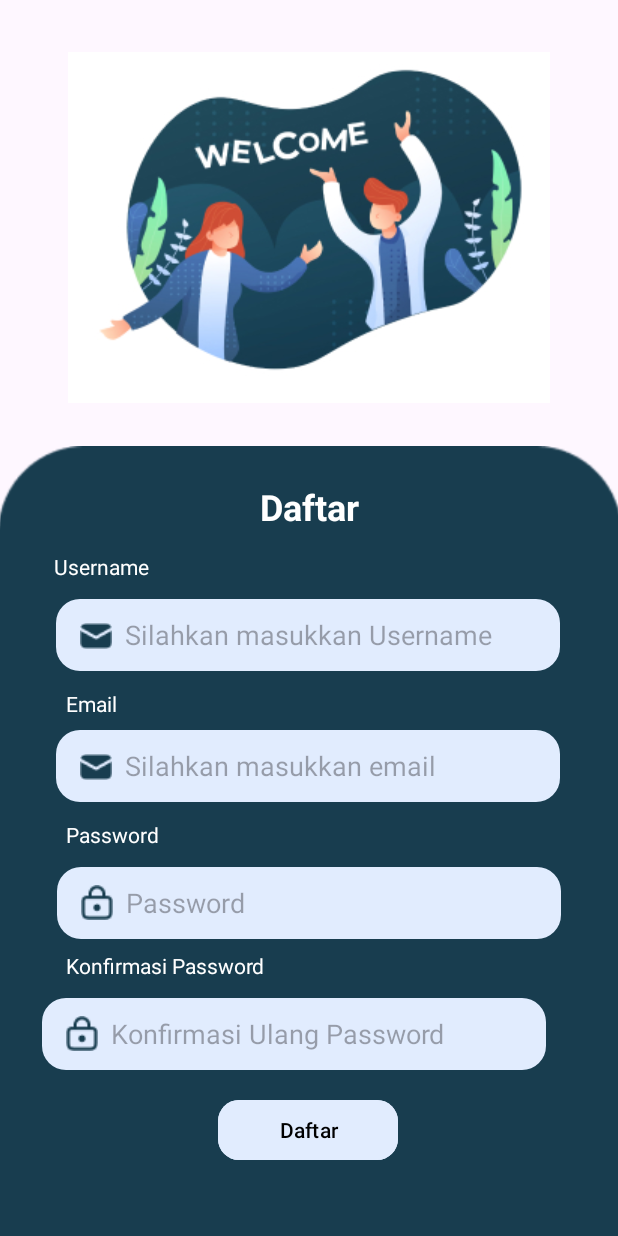
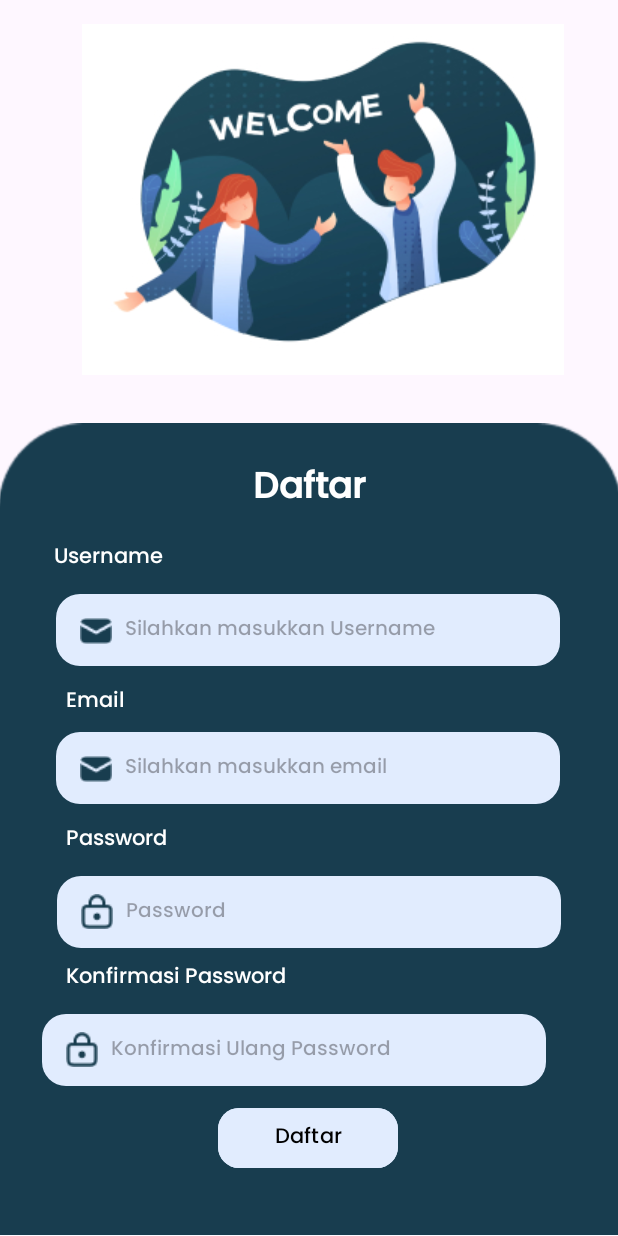
Before and after one commit to alifnay/praktik_firebase, an Android app: the screen it shows after launch (register), on a phone screen of 412 x 824 dp. Run offline under Robolectric (Android 15) with nearby library versions, the phone set to English and light mode, and no system bars.

Commit message:
add fonts, themes and font size configuration

```diff
--- a/app/src/main/res/layout/activity_register.xml
+++ b/app/src/main/res/layout/activity_register.xml
@@ -15,9 +15,10 @@
         android:src="@drawable/welcome"
         app:layout_constraintBottom_toBottomOf="parent"
         app:layout_constraintEnd_toEndOf="parent"
+        app:layout_constraintHorizontal_bias="0.6"
         app:layout_constraintStart_toStartOf="parent"
         app:layout_constraintTop_toTopOf="parent"
-        app:layout_constraintVertical_bias="0.033" />
+        app:layout_constraintVertical_bias="0.0" />
 
     <ImageView
         android:id="@+id/welcome"
@@ -77,6 +78,7 @@
         android:layout_marginTop="8dp"
         android:background="@drawable/rounded_edittext"
         android:hint="Silahkan masukkan email"
+        android:textSize="13sp"
         android:paddingLeft="46dp"
         app:layout_constraintEnd_toEndOf="parent"
         app:layout_constraintHorizontal_bias="0.491"
@@ -100,6 +102,7 @@
         android:layout_marginTop="12dp"
         android:background="@drawable/rounded_edittext"
         android:hint="Silahkan masukkan Username"
+        android:textSize="13sp"
         android:paddingLeft="46dp"
         app:layout_constraintEnd_toEndOf="parent"
         app:layout_constraintHorizontal_bias="0.493"
@@ -144,6 +147,7 @@
         android:layout_marginTop="12dp"
         android:background="@drawable/rounded_edittext"
         android:hint="Password"
+        android:textSize="13sp"
         android:paddingLeft="46dp"
         android:inputType="textPassword"
         app:layout_constraintEnd_toEndOf="parent"
@@ -180,6 +184,7 @@
         android:background="@drawable/rounded_edittext"
         android:inputType="textPassword"
         android:hint="Konfirmasi Ulang Password"
+        android:textSize="13sp"
         android:paddingLeft="46dp"
         app:layout_constraintStart_toStartOf="parent"
         app:layout_constraintTop_toBottomOf="@+id/tv_confirmpassword" />
--- a/app/src/main/res/values/colors.xml
+++ b/app/src/main/res/values/colors.xml
@@ -3,4 +3,5 @@
     <color name="black">#FF000000</color>
     <color name="white">#FFFFFFFF</color>
     <color name="light_blue">#E1ECFE</color>
+    <color name="primary">#183D4F</color>
 </resources>
--- a/app/src/main/res/values/themes.xml
+++ b/app/src/main/res/values/themes.xml
@@ -2,7 +2,8 @@
     <!-- Base application theme. -->
     <style name="Base.Theme.FirebaseApp" parent="Theme.Material3.DayNight.NoActionBar">
         <!-- Customize your light theme here. -->
-        <!-- <item name="colorPrimary">@color/my_light_primary</item> -->
+         <item name="colorPrimary">@color/primary</item>
+        <item name="android:fontFamily">@font/poppins</item>
     </style>
 
     <style name="Theme.FirebaseApp" parent="Base.Theme.FirebaseApp" />
```
Also changed, not shown: app/src/main/res/font/poppins.ttf (added).
